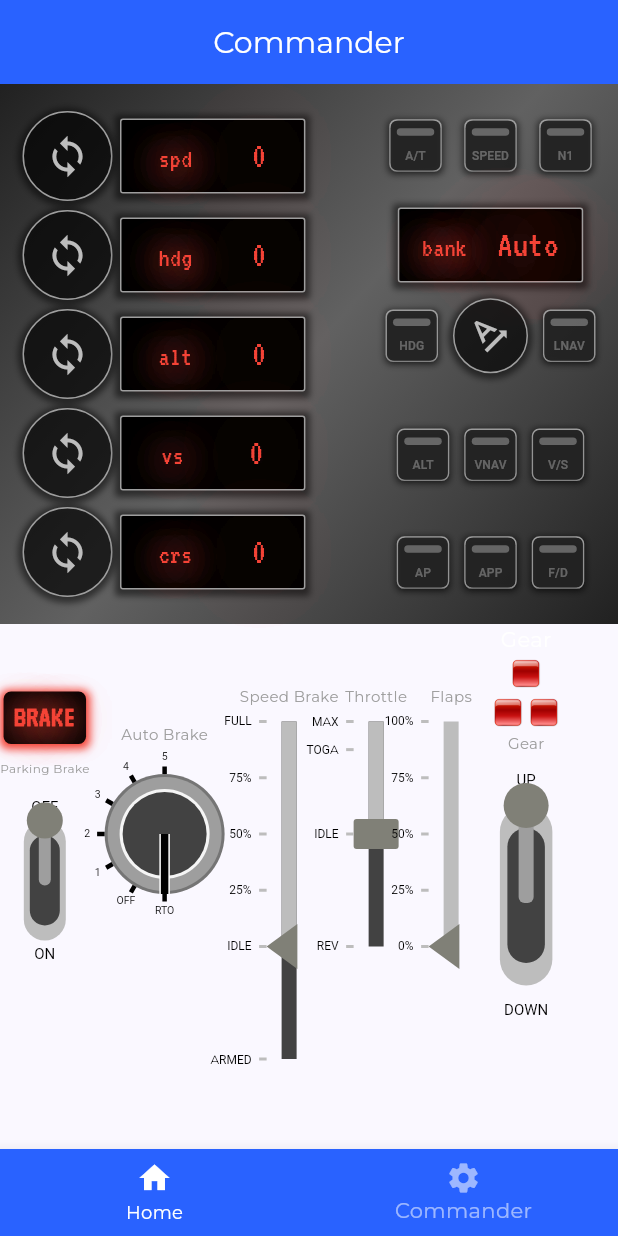
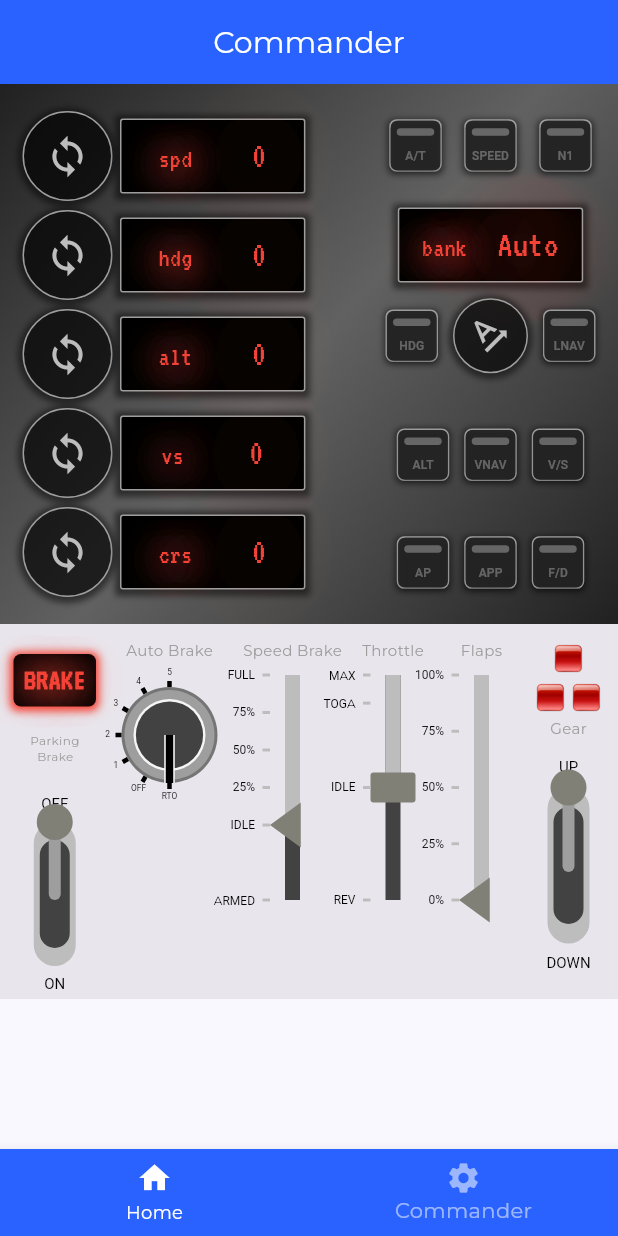
Before and after one commit to brandao-rafael/XFlightTrackr, a Flutter app: the screen it shows after launch, item 2 of the bottom bar chosen, on a phone screen of 412 x 824 dp. Run offline on Flutter 3.47's test engine with Material 2 defaults, Android fonts, the phone set to English and light mode, and no system bars; our stand-ins replace flutter_dotenv, flutter_mobx, google_fonts, google_maps_flutter, mobx; missing offline and left inert: google_polyline_algorithm, udp; generated files the repository leaves out were written again.

Commit message:
style: initial position to controllers

```diff
--- a/x_flight_trackr/lib/components/air_plane_system.dart
+++ b/x_flight_trackr/lib/components/air_plane_system.dart
@@ -21,7 +21,7 @@ class AirPlaneSystem extends StatelessWidget {
       child: Row(
         mainAxisAlignment: MainAxisAlignment.spaceEvenly,
         children: [
-          GearDisplay(gearPosition: data[585]),
+          GearDisplay(gearPosition: data[585], text: 'Gear'),
           WheelBrakesDisplay(wheelBrakes: data[118]),
           _buildBarDisplay('Flaps', data[111], data[112]),
           _buildBarDisplay('Speedbrakes', data[114], data[115]),
--- a/x_flight_trackr/lib/components/commanders/system/auto_brake_rotary_switcher.dart
+++ b/x_flight_trackr/lib/components/commanders/system/auto_brake_rotary_switcher.dart
@@ -43,7 +43,7 @@ class _AutoBrakeRotarySwitcherState extends State<AutoBrakeRotarySwitcher> {
               )),
           const SizedBox(height: 10),
           CustomPaint(
-            size: const Size(100, 100),
+            size: const Size(80, 80),
             painter: RotaryPainter(_currentAngle),
           ),
         ],
--- a/x_flight_trackr/lib/components/commanders/system/gear_switcher.dart
+++ b/x_flight_trackr/lib/components/commanders/system/gear_switcher.dart
@@ -12,7 +12,11 @@ class GearSwitcher extends StatelessWidget {
         GearDisplay(gearPosition: 0),
         const Text("Gear", style: TextStyle(fontSize: 10, color: Colors.grey)),
         const SizedBox(height: 10),
-        Switcher(onChanged: (value) => print(value)),
+        Switcher(
+          onChanged: (value) => print(value),
+          height: 130,
+          width: 40,
+        ),
       ],
     );
   }
--- a/x_flight_trackr/lib/components/commanders/system/parking_brake_light.dart
+++ b/x_flight_trackr/lib/components/commanders/system/parking_brake_light.dart
@@ -9,11 +9,6 @@ class ParkingBrakeLight extends StatelessWidget {
   Widget build(BuildContext context) {
     return Column(
       children: [
-        // const Text(
-        //   'Parking\n  Brake',
-        //   style: TextStyle(color: Colors.grey, fontSize: 10),
-        // ),
-        const SizedBox(height: 10),
         AnimatedSwitcher(
           duration: const Duration(milliseconds: 500),
           child: Container(
--- a/x_flight_trackr/lib/components/commanders/system/parking_brake_switcher.dart
+++ b/x_flight_trackr/lib/components/commanders/system/parking_brake_switcher.dart
@@ -7,21 +7,28 @@ class ParkingBrakeSwitcher extends StatelessWidget {
 
   @override
   Widget build(BuildContext context) {
-    return Column(
+    return Padding(
+      padding: const EdgeInsets.symmetric(vertical: 10),
+      child: SizedBox(
+        height: double.infinity,
+        child: Column(
+          mainAxisAlignment: MainAxisAlignment.spaceBetween,
           children: [
             const ParkingBrakeLight(isOn: true),
             const SizedBox(height: 10),
-        const Text("Parking Brake",
+            const Text("Parking\n  Brake",
                 style: TextStyle(fontSize: 8, color: Colors.grey)),
             const SizedBox(height: 10),
             Switcher(
               onChanged: (value) => print(value),
               up: "OFF",
               down: "ON",
-          height: 100,
+              height: 120,
               width: 40,
             ),
           ],
+        ),
+      ),
     );
   }
 }
--- a/x_flight_trackr/lib/components/commanders/system/speed_brake_slider.dart
+++ b/x_flight_trackr/lib/components/commanders/system/speed_brake_slider.dart
@@ -41,7 +41,7 @@ class _SpeedBrakeSliderState extends State<SpeedBrakeSlider> {
               )),
           const SizedBox(height: 10),
           CustomPaint(
-            size: const Size(50, 150),
+            size: const Size(50, 100),
             painter: SpeedBrakePainter(_currentValue),
           ),
         ],
--- a/x_flight_trackr/lib/components/commanders/system/system_commander.dart
+++ b/x_flight_trackr/lib/components/commanders/system/system_commander.dart
@@ -11,7 +11,15 @@ class SystemCommander extends StatelessWidget {
 
   @override
   Widget build(BuildContext context) {
-    return Row(
+    return Container(
+      height: 250,
+      decoration: BoxDecoration(
+        color: Colors.grey.withOpacity(0.2),
+      ),
+      padding: const EdgeInsets.only(top: 10),
+      child: Row(
+        mainAxisAlignment: MainAxisAlignment.spaceEvenly,
+        crossAxisAlignment: CrossAxisAlignment.start,
         children: [
           const ParkingBrakeSwitcher(),
           AutoBrakeRotarySwitcher(
@@ -28,6 +36,7 @@ class SystemCommander extends StatelessWidget {
           FlapSlider(onChanged: (value) => print("Flap Value: $value")),
           const GearSwitcher(),
         ],
+      ),
     );
   }
 }
--- a/x_flight_trackr/lib/components/gear_display.dart
+++ b/x_flight_trackr/lib/components/gear_display.dart
@@ -2,10 +2,12 @@ import 'package:flutter/material.dart';
 
 class GearDisplay extends StatelessWidget {
   final double gearPosition;
+  final String? text;
 
   const GearDisplay({
     Key? key,
     required this.gearPosition,
+    this.text,
   }) : super(key: key);
 
   String get _gearColor {
@@ -23,7 +25,7 @@ class GearDisplay extends StatelessWidget {
     return Column(
       crossAxisAlignment: CrossAxisAlignment.center,
       children: [
-        const Text('Gear'),
+        if (text != null) Text(text!),
         _buildCircleIndicator(),
         Row(children: [
           _buildCircleIndicator(),
```
Lines whose indentation alone changed are shown as unchanged.
